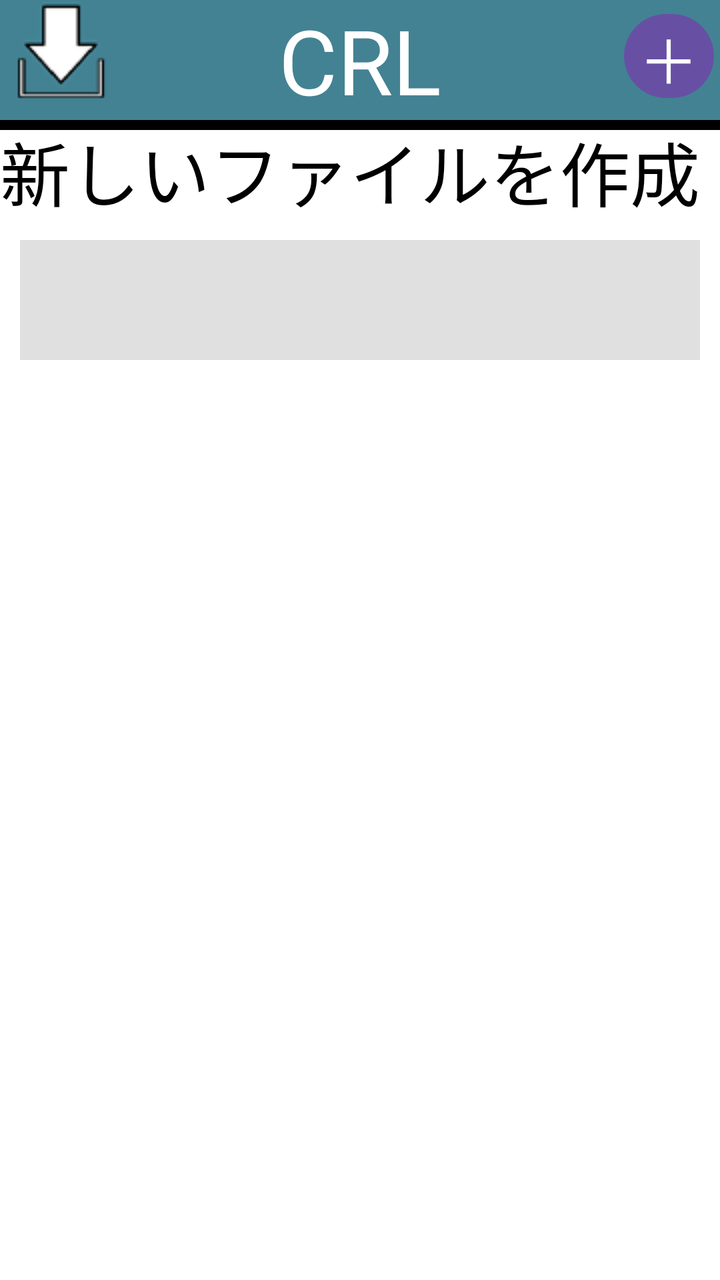
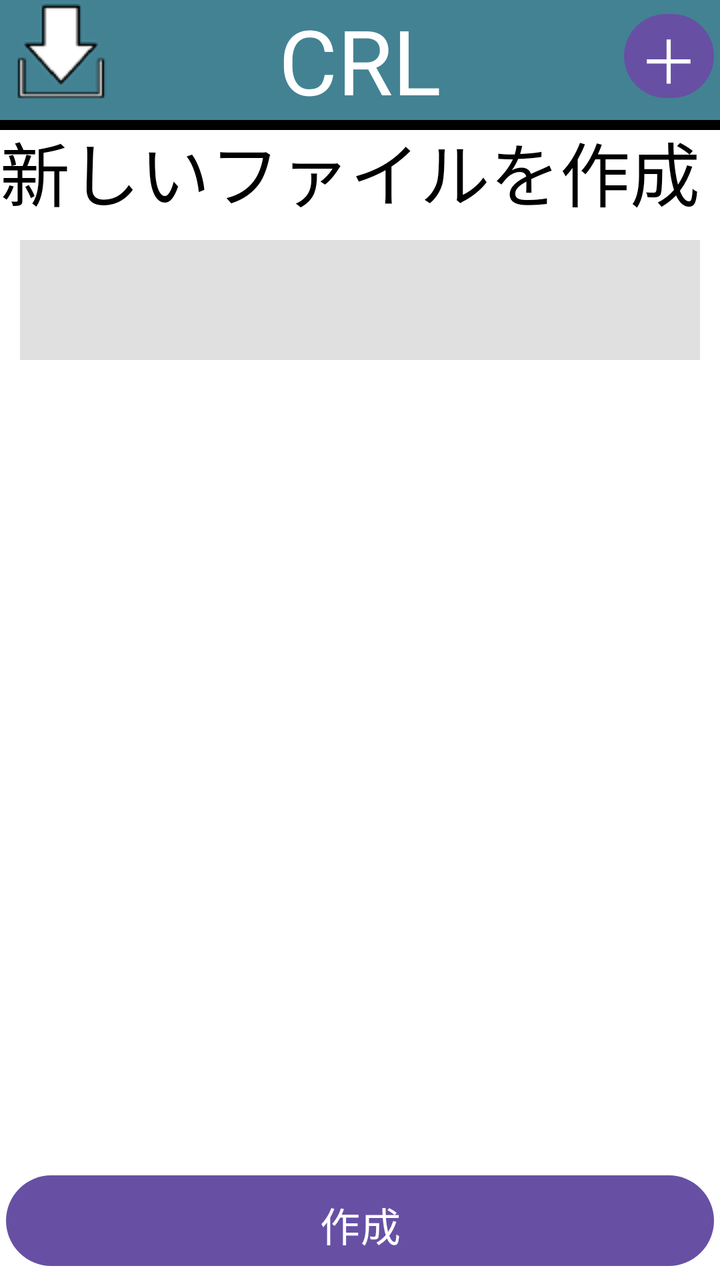

Two renders of the same Android screen: before a commit and after it. Below are the layout's source before the change and the commit's diff.
<!-- AndroidManifest.xml: application theme Theme.CharacterListApp -->
<!-- res/layout/activity_main.xml -->
<?xml version="1.0" encoding="utf-8"?>
<androidx.constraintlayout.widget.ConstraintLayout xmlns:android="http://schemas.android.com/apk/res/android"
    xmlns:app="http://schemas.android.com/apk/res-auto"
    xmlns:tools="http://schemas.android.com/tools"
    android:id="@+id/main"
    android:background="#ffffff"
    android:layout_width="match_parent"
    android:layout_height="match_parent"
    tools:context=".MainActivity">

    <LinearLayout
        android:layout_width="match_parent"
        android:layout_height="wrap_content"
        android:id="@+id/FileField"
        android:orientation="vertical"
        app:layout_constraintTop_toBottomOf="@+id/header"
        ></LinearLayout>
    <View
        android:layout_width="match_parent"
        android:layout_height="60dp"
        android:background="#438293"
        app:layout_constraintTop_toTopOf="parent"
        app:layout_constraintEnd_toEndOf="parent"
        tools:ignore="MissingConstraints"
        android:id="@+id/header"></View>
    <TextView
        android:layout_width="match_parent"
        android:layout_height="60dp"
        app:layout_constraintStart_toStartOf="@+id/header"
        app:layout_constraintEnd_toEndOf="@+id/header"
        android:text="CRL"
        android:textSize="45dp"
        android:textColor="#ffffff"
        android:gravity="center"></TextView>
    <Button
        android:id="@+id/Firstbutton"
        android:layout_width="45dp"
        android:layout_height="50dp"
        android:text="＋"
        android:padding="0dp"
        android:layout_margin="3dp"
        android:textSize="30dp"
        android:gravity="center"
        app:layout_constraintEnd_toEndOf="@+id/header"
        app:layout_constraintTop_toTopOf="@+id/header"
        />

    <ImageButton
        android:layout_width="50dp"
        android:layout_height="50dp"
        android:layout_marginStart="5dp"
        android:layout_marginBottom="10dp"
        android:paddingTop="10dp"
        android:src="@drawable/dwld"
        android:foregroundGravity="center"
        android:backgroundTint="#ffffff"
        app:layout_constraintStart_toStartOf="@+id/header"
        android:id="@+id/DownLoadButton"
        ></ImageButton>

    <TextView
        android:layout_width="match_parent"
        android:layout_height="670dp"
        app:layout_constraintTop_toBottomOf="@+id/header"
        android:text="新しいファイルを作成"
        android:textSize="35dp"
        android:id="@+id/NewCreateFile"
        android:background="#ffffff"
        android:textColor="#000000"
        ></TextView>
    <EditText
        android:layout_width="match_parent"
        android:layout_height="60dp"
        app:layout_constraintTop_toTopOf="@+id/NewCreateFile"
        app:layout_constraintStart_toStartOf="@+id/NewCreateFile"
        android:translationY="60dp"
        android:layout_marginRight="10dp"
        android:layout_marginLeft="10dp"
        android:textSize="25dp"
        android:inputType="text"
        android:background="#e0e0e0"
        android:textColor="#000000"
        android:id="@+id/NewFileName"
        ></EditText>
    <Button
        android:layout_height="wrap_content"
        android:layout_width="match_parent"
        app:layout_constraintBottom_toBottomOf="@+id/NewCreateFile"
        app:layout_constraintStart_toStartOf="@+id/NewCreateFile"
        android:text="作成"
        android:textSize="20dp"
        android:layout_marginLeft="3dp"
        android:layout_marginRight="3dp"
        android:layout_marginBottom="3dp"
        android:paddingTop="10dp"
        android:gravity="center_horizontal"
        android:id="@+id/NewCreateFileButton"></Button>
    <View
        android:layout_width="match_parent"
        android:layout_height="5dp"
        app:layout_constraintTop_toTopOf="@id/NewCreateFile"
        android:background="@color/black"
        ></View>

</androidx.constraintlayout.widget.ConstraintLayout>
<!-- resources referenced by this layout -->
<resources>
  <color name="black">#FF000000</color>
  <!-- drawable dwld: png bitmap (drawable, 1747 bytes) -->
  <style name="Theme.CharacterListApp" parent="Base.Theme.CharacterListApp" />
  <style name="Base.Theme.CharacterListApp" parent="Theme.Material3.DayNight.NoActionBar">
          
          
      </style>
</resources>

<!-- the commit's change to res/layout/activity_main.xml (unified diff, before → after) -->
@@ -60,7 +60,7 @@
 
     <TextView
         android:layout_width="match_parent"
-        android:layout_height="670dp"
+        android:layout_height="750dp"
         app:layout_constraintTop_toBottomOf="@+id/header"
         android:text="新しいファイルを作成"
         android:textSize="35dp"
@@ -85,8 +85,8 @@
     <Button
         android:layout_height="wrap_content"
         android:layout_width="match_parent"
-        app:layout_constraintBottom_toBottomOf="@+id/NewCreateFile"
-        app:layout_constraintStart_toStartOf="@+id/NewCreateFile"
+        app:layout_constraintBottom_toBottomOf="parent"
+        app:layout_constraintStart_toStartOf="parent"
         android:text="作成"
         android:textSize="20dp"
         android:layout_marginLeft="3dp"
